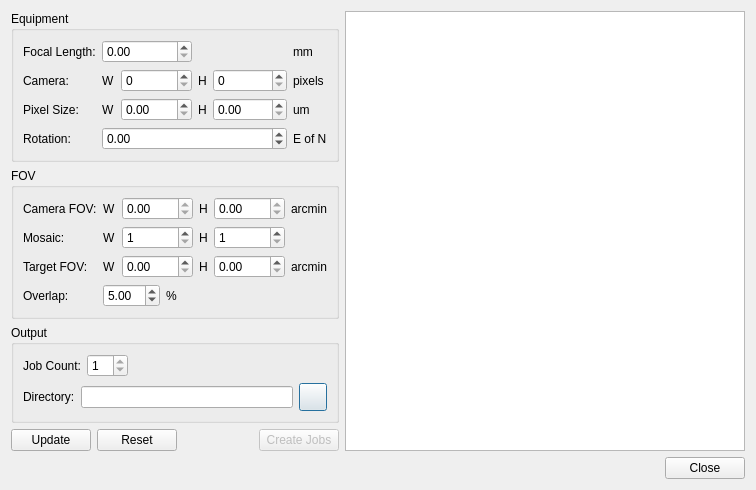
This is kstars/ekos/mosaic.ui in KDE/kstars as Qt 5 draws it before an edit. The edited form follows.
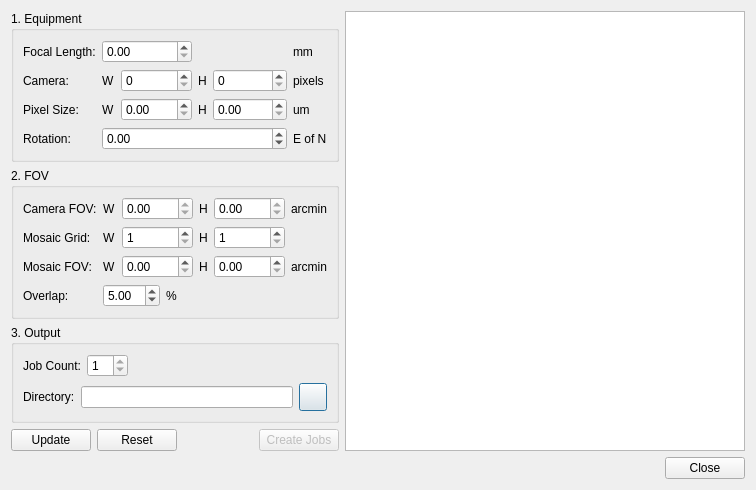
This is the edited form.

Commit message: Fix Mosaic URL issue and add tool tips

Patch:
```diff
--- a/kstars/ekos/mosaic.ui
+++ b/kstars/ekos/mosaic.ui
@@ -27,7 +27,7 @@
           </sizepolicy>
          </property>
          <property name="title">
-          <string>Equipment</string>
+          <string>1. Equipment</string>
          </property>
          <layout class="QGridLayout" name="gridLayout">
           <item row="2" column="2">
@@ -229,7 +229,7 @@
           <bool>true</bool>
          </property>
          <property name="title">
-          <string>FOV</string>
+          <string>2. FOV</string>
          </property>
          <layout class="QGridLayout" name="gridLayout_2">
           <item row="0" column="0">
@@ -245,7 +245,7 @@
           <item row="1" column="0">
            <widget class="QLabel" name="label">
             <property name="text">
-             <string>Mosaic:</string>
+             <string>Mosaic Grid:</string>
             </property>
            </widget>
           </item>
@@ -278,7 +278,7 @@
              <bool>true</bool>
             </property>
             <property name="text">
-             <string>Target FOV:</string>
+             <string>Mosaic FOV:</string>
             </property>
            </widget>
           </item>
@@ -474,7 +474,7 @@
        <item>
         <widget class="QGroupBox" name="groupBox">
          <property name="title">
-          <string>Output</string>
+          <string>3. Output</string>
          </property>
          <layout class="QVBoxLayout" name="verticalLayout_2">
           <item>
```
Left out of the diff: 36 changed lines with no effect on the pictures. The commit also changes 2 other files.
